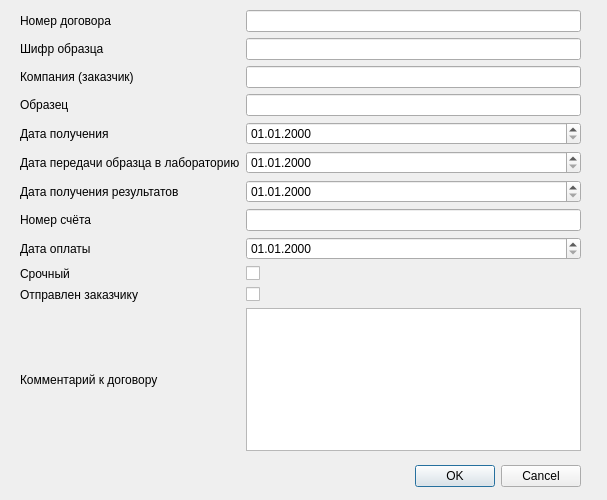
Qt form addDialog.ui (SerafimD/Protocol) before a commit.
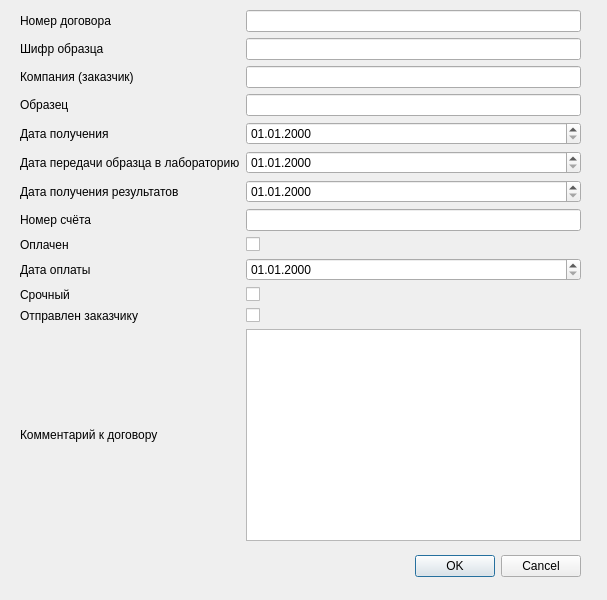
The same form after that commit.

Diff of the .ui file:
```diff
--- a/addDialog.ui
+++ b/addDialog.ui
@@ -10,19 +10,19 @@
     <x>0</x>
     <y>0</y>
     <width>607</width>
-    <height>500</height>
+    <height>600</height>
    </rect>
   </property>
   <property name="minimumSize">
    <size>
     <width>607</width>
-    <height>500</height>
+    <height>600</height>
    </size>
   </property>
   <property name="maximumSize">
    <size>
     <width>607</width>
-    <height>500</height>
+    <height>600</height>
    </size>
   </property>
   <property name="windowTitle">
@@ -32,7 +32,7 @@
    <property name="geometry">
     <rect>
      <x>240</x>
-     <y>460</y>
+     <y>550</y>
      <width>341</width>
      <height>32</height>
     </rect>
@@ -50,7 +50,7 @@
      <x>20</x>
      <y>10</y>
      <width>561</width>
-     <height>441</height>
+     <height>531</height>
     </rect>
    </property>
    <layout class="QGridLayout" name="gridLayout">
@@ -61,7 +61,7 @@
       </property>
      </widget>
     </item>
-    <item row="14" column="0">
+    <item row="15" column="0">
      <widget class="QLabel" name="label_SentToCustomer">
       <property name="text">
        <string>Отправлен заказчику</string>
@@ -74,13 +74,20 @@
     <item row="3" column="1">
      <widget class="QLineEdit" name="lineEdit_Company"/>
     </item>
-    <item row="15" column="0">
+    <item row="16" column="0">
      <widget class="QLabel" name="label_Comment">
       <property name="text">
        <string>Комментарий к договору</string>
       </property>
      </widget>
     </item>
+    <item row="4" column="0">
+     <widget class="QLabel" name="label_Sample">
+      <property name="text">
+       <string>Образец</string>
+      </property>
+     </widget>
+    </item>
     <item row="9" column="0">
      <widget class="QLabel" name="label_DateReceiptResults">
       <property name="text">
@@ -88,7 +95,7 @@
       </property>
      </widget>
     </item>
-    <item row="15" column="1">
+    <item row="16" column="1">
      <widget class="QTextEdit" name="textEdit_Comment"/>
     </item>
     <item row="5" column="0">
@@ -98,7 +105,7 @@
       </property>
      </widget>
     </item>
-    <item row="13" column="1">
+    <item row="14" column="1">
      <widget class="QCheckBox" name="checkBox_Urgent">
       <property name="text">
        <string/>
@@ -125,7 +132,7 @@
       </property>
      </widget>
     </item>
-    <item row="12" column="1">
+    <item row="13" column="1">
      <widget class="QDateEdit" name="dateEdit_DatePay">
       <property name="displayFormat">
        <string>dd.MM.yyyy</string>
@@ -139,7 +146,7 @@
       </property>
      </widget>
     </item>
-    <item row="12" column="0">
+    <item row="13" column="0">
      <widget class="QLabel" name="label_DatePay">
       <property name="text">
        <string>Дата оплаты</string>
@@ -160,14 +167,14 @@
       </property>
      </widget>
     </item>
-    <item row="13" column="0">
+    <item row="14" column="0">
      <widget class="QLabel" name="label_Urgent">
       <property name="text">
        <string>Срочный</string>
       </property>
      </widget>
     </item>
-    <item row="14" column="1">
+    <item row="15" column="1">
      <widget class="QCheckBox" name="checkBox_SentToCustomer">
       <property name="text">
        <string/>
@@ -184,23 +191,30 @@
       </property>
      </widget>
     </item>
-    <item row="9" column="1">
-     <widget class="QDateEdit" name="dateEdit_DateReceiptResults">
-      <property name="displayFormat">
-       <string>dd.MM.yyyy</string>
-      </property>
-     </widget>
-    </item>
-    <item row="4" column="0">
-     <widget class="QLabel" name="label_Sample">
-      <property name="text">
-       <string>Образец</string>
-      </property>
-     </widget>
-    </item>
     <item row="4" column="1">
      <widget class="QLineEdit" name="lineEdit_Sample"/>
     </item>
+    <item row="9" column="1">
+     <widget class="QDateEdit" name="dateEdit_DateReceiptResults">
+      <property name="displayFormat">
+       <string>dd.MM.yyyy</string>
+      </property>
+     </widget>
+    </item>
+    <item row="12" column="1">
+     <widget class="QCheckBox" name="checkBox_Pay">
+      <property name="text">
+       <string/>
+      </property>
+     </widget>
+    </item>
+    <item row="12" column="0">
+     <widget class="QLabel" name="label_Pay">
+      <property name="text">
+       <string>Оплачен</string>
+      </property>
+     </widget>
+    </item>
    </layout>
   </widget>
  </widget>
```
